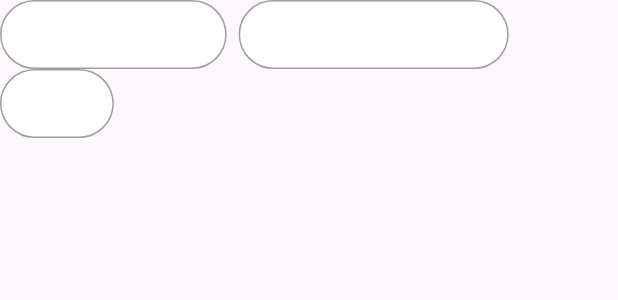
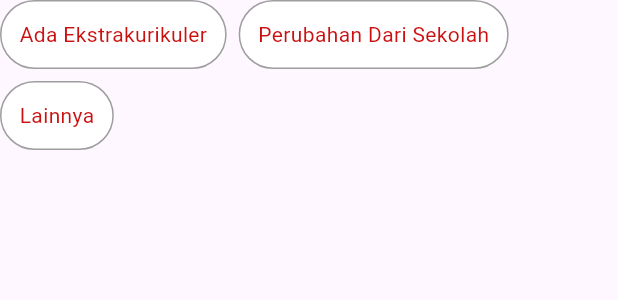
Before and after one commit to tetew-cabang-git/eb_ojek, a Flutter app: the OptionsButton widget shown alone on an empty page, opened directly, on a phone screen of 412 x 824 dp. Shown: the top 300 px of the screen. Run offline on Flutter 3.47's test engine with Material 3 defaults, Android fonts, the light colour scheme and no system bars; our stand-ins replace dotted_border, image_picker; missing offline and left inert: scroll_datetime_picker.

Commit message:
Fix Kecil

```diff
--- a/lib/options.dart
+++ b/lib/options.dart
@@ -15,6 +15,7 @@ class _OptionsButtonState extends State<OptionsButton> {
   Widget build(BuildContext context) {
     return Wrap(
       spacing: 8,
+      runSpacing: 8,
       children: [
         GestureDetector(
           onTap: () {
@@ -36,7 +37,7 @@ class _OptionsButtonState extends State<OptionsButton> {
             child: Text(
               'Ada Ekstrakurikuler',
               style: TextStyle(
-                  color: opt1 ? const Color(0xFFCB1010) : Colors.white),
+                  color: opt1 ? Colors.white : const Color(0xFFCB1010)),
             ),
           ),
         ),
@@ -55,12 +56,12 @@ class _OptionsButtonState extends State<OptionsButton> {
             decoration: BoxDecoration(
               borderRadius: BorderRadius.circular(100),
               border: Border.all(color: Colors.grey),
-              color: Colors.white,
+              color: opt2 ? const Color(0xFFCB1010) : Colors.white,
             ),
             child: Text(
               'Perubahan Dari Sekolah',
               style: TextStyle(
-                  color: opt2 ? const Color(0xFFCB1010) : Colors.white),
+                  color: opt2 ? Colors.white : const Color(0xFFCB1010)),
             ),
           ),
         ),
@@ -79,13 +80,13 @@ class _OptionsButtonState extends State<OptionsButton> {
             decoration: BoxDecoration(
               borderRadius: BorderRadius.circular(100),
               border: Border.all(color: Colors.grey),
-              color: Colors.white,
+              color: lainnyaPressed ? const Color(0xFFCB1010) : Colors.white,
             ),
             child: Text(
               'Lainnya',
               style: TextStyle(
                   color:
-                      lainnyaPressed ? const Color(0xFFCB1010) : Colors.white),
+                      lainnyaPressed ? Colors.white : const Color(0xFFCB1010)),
             ),
           ),
         ),
```
